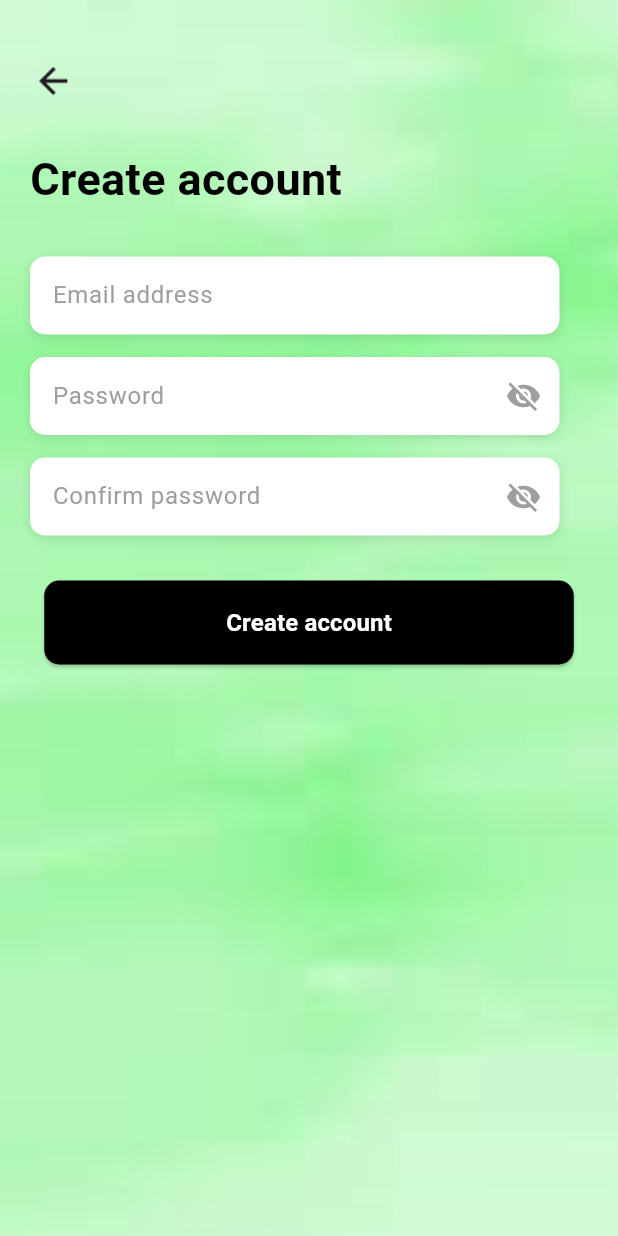
After one commit to giorgostzamouranis/WalkWin, a Flutter app: the SignUpPage screen opened directly, on a phone screen of 412 x 824 dp. The commit adds this screen. Run offline on Flutter 3.47's test engine with Material 3 defaults, Android fonts, the phone set to English and light mode, and no system bars; our stand-ins replace device_preview.

Commit message:
Welcome and Sign Up

```diff
--- /dev/null
+++ b/walkwin/lib/screens/sign_up_page.dart
@@ -0,0 +1,172 @@
+import 'package:flutter/material.dart';
+
+class SignUpPage extends StatefulWidget {
+  const SignUpPage({Key? key}) : super(key: key);
+
+  @override
+  _SignUpPageState createState() => _SignUpPageState();
+}
+
+class _SignUpPageState extends State<SignUpPage> {
+  bool _obscurePassword = true;
+  bool _obscureConfirmPassword = true;
+
+  @override
+  Widget build(BuildContext context) {
+    return Scaffold(
+      body: Stack(
+        children: [
+          // Background image
+          Positioned.fill(
+            child: Image.asset(
+              'assets/images/background.png',
+              fit: BoxFit.cover,
+            ),
+          ),
+
+          // Main content
+          Padding(
+            padding: const EdgeInsets.symmetric(horizontal: 20.0),
+            child: Column(
+              crossAxisAlignment: CrossAxisAlignment.start,
+              children: [
+                SizedBox(height: 40), // Spacing for status bar
+
+                // Back arrow
+                GestureDetector(
+                  onTap: () => Navigator.pop(context),
+                  child: Image.asset(
+                    'assets/icons/arrow_back.png',
+                    width: 31,
+                    height: 28,
+                  ),
+                ),
+
+                SizedBox(height: 30),
+
+                // Title
+                Text(
+                  'Create account',
+                  style: TextStyle(
+                    fontSize: 30,
+                    fontWeight: FontWeight.bold,
+                    color: Colors.black,
+                  ),
+                ),
+
+                SizedBox(height: 30),
+
+                // Input boxes
+                _buildInputBox(
+                  hintText: 'Email address',
+                  obscureText: false,
+                ),
+
+                SizedBox(height: 15),
+
+                _buildInputBox(
+                  hintText: 'Password',
+                  obscureText: _obscurePassword,
+                  onEyePressed: () {
+                    setState(() {
+                      _obscurePassword = !_obscurePassword;
+                    });
+                  },
+                ),
+
+                SizedBox(height: 15),
+
+                _buildInputBox(
+                  hintText: 'Confirm password',
+                  obscureText: _obscureConfirmPassword,
+                  onEyePressed: () {
+                    setState(() {
+                      _obscureConfirmPassword = !_obscureConfirmPassword;
+                    });
+                  },
+                ),
+
+                SizedBox(height: 30),
+
+                // Create account button
+                Center(
+                  child: SizedBox(
+                    width: 353,
+                    height: 56,
+                    child: ElevatedButton(
+                      onPressed: () {},
+                      style: ElevatedButton.styleFrom(
+                        backgroundColor: Colors.black,
+                        shape: RoundedRectangleBorder(
+                          borderRadius: BorderRadius.circular(10),
+                        ),
+                      ),
+                      child: Text(
+                        'Create account',
+                        style: TextStyle(
+                          color: Colors.white,
+                          fontSize: 16,
+                          fontWeight: FontWeight.bold,
+                        ),
+                      ),
+                    ),
+                  ),
+                ),
+              ],
+            ),
+          ),
+        ],
+      ),
+    );
+  }
+
+  Widget _buildInputBox({
+    required String hintText,
+    required bool obscureText,
+    VoidCallback? onEyePressed,
+  }) {
+    return Container(
+      width: 353,
+      height: 52,
+      decoration: BoxDecoration(
+        color: Colors.white,
+        borderRadius: BorderRadius.circular(10),
+        boxShadow: [
+          BoxShadow(
+            color: Colors.black.withOpacity(0.1),
+            blurRadius: 5,
+            offset: Offset(0, 2),
+          ),
+        ],
+      ),
+      child: Row(
+        children: [
+          Expanded(
+            child: Padding(
+              padding: const EdgeInsets.symmetric(horizontal: 15.0),
+              child: TextField(
+                obscureText: obscureText,
+                decoration: InputDecoration(
+                  hintText: hintText,
+                  border: InputBorder.none,
+                  hintStyle: TextStyle(
+                    fontSize: 16,
+                    color: Colors.grey,
+                  ),
+                ),
+              ),
+            ),
+          ),
+          if (onEyePressed != null)
+            IconButton(
+              icon: Icon(
+                obscureText ? Icons.visibility_off : Icons.visibility,
+                color: Colors.grey,
+              ),
+              onPressed: onEyePressed,
+            ),
+        ],
+      ),
+    );
+  }
+}
```
Also changed, not shown: walkwin/lib/main.dart (+8 -1 lines), walkwin/lib/screens/welcome_page.dart (added, +130 -0 lines).
